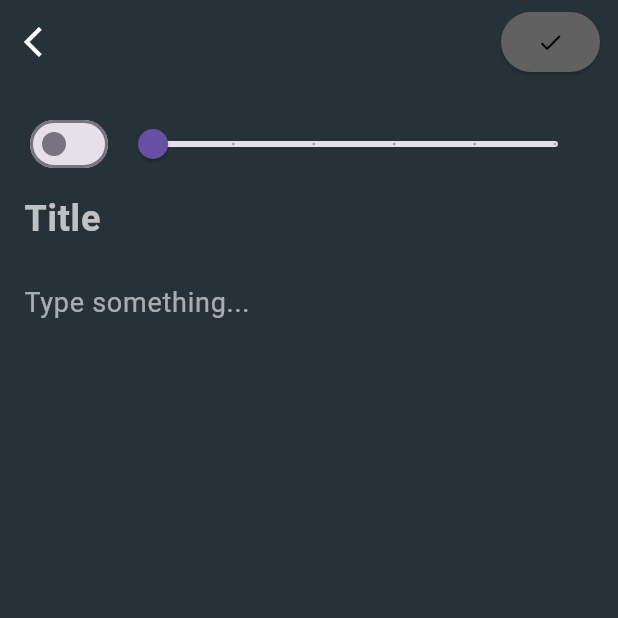
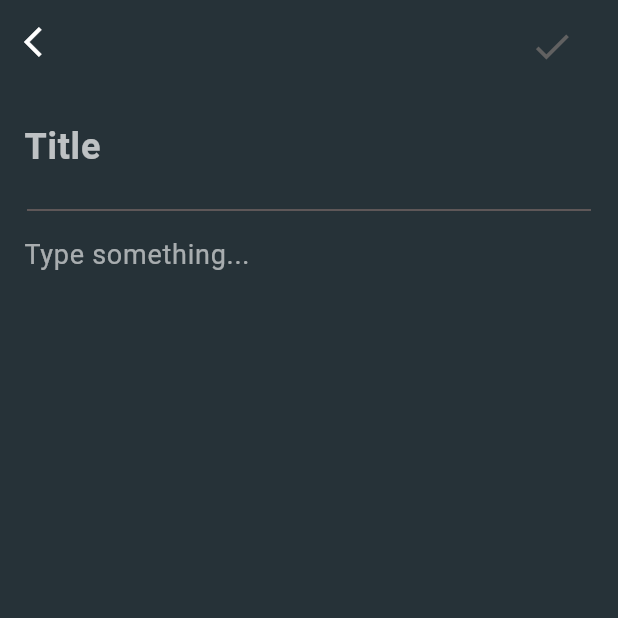
Before and after one commit to ritik6559/Notes, a Flutter app: the screen it shows after launch, after a tap on the "add" icon, on a phone screen of 412 x 824 dp, the top half of it. Run offline on Flutter 3.47's test engine with Material 3 defaults, Android fonts, the phone set to English and light mode, and no system bars; our stand-ins replace sqflite; accounts and stored records are empty.

Commit message:
minor changes

```diff
--- a/lib/db/notes_database.dart
+++ b/lib/db/notes_database.dart
@@ -33,14 +33,10 @@ class NotesDatabase {
   Future _createDB(Database db, int version) async {
     const idType = 'INTEGER PRIMARY KEY AUTOINCREMENT';
     const textType = 'TEXT NOT NULL';
-    const boolType = 'BOOLEAN NOT NULL';
-    const integerType = 'INTEGER NOT NULL';
 
     await db.execute('''
 CREATE TABLE $tableNotes (
   ${NoteFields.id} $idType,
-  ${NoteFields.isImportant} $boolType,
-  ${NoteFields.number} $integerType,
   ${NoteFields.title} $textType,
   ${NoteFields.description} $textType,
   ${NoteFields.time} $textType
--- a/lib/model/note.dart
+++ b/lib/model/note.dart
@@ -3,12 +3,10 @@ final String tableNotes = 'notes';
 class NoteFields {
   static final List<String> values = [
     /// Add all fields
-    id, isImportant, number, title, description, time
+    id, title, description, time
   ];
 
   static final String id = '_id';
-  static final String isImportant = 'isImportant';
-  static final String number = 'number';
   static final String title = 'title';
   static final String description = 'description';
   static final String time = 'time';
@@ -16,16 +14,12 @@ class NoteFields {
 
 class Note {
   final int? id;
-  final bool isImportant;
-  final int number;
   final String title;
   final String description;
   final DateTime createdTime;
 
   const Note({
     this.id,
-    required this.isImportant,
-    required this.number,
     required this.title,
     required this.description,
     required this.createdTime,
@@ -33,16 +27,12 @@ class Note {
 
   Note copy({
     int? id,
-    bool? isImportant,
-    int? number,
     String? title,
     String? description,
     DateTime? createdTime,
   }) =>
       Note(
         id: id ?? this.id,
-        isImportant: isImportant ?? this.isImportant,
-        number: number ?? this.number,
         title: title ?? this.title,
         description: description ?? this.description,
         createdTime: createdTime ?? this.createdTime,
@@ -50,8 +40,6 @@ class Note {
 
   static Note fromJson(Map<String, Object?> json) => Note(
         id: json[NoteFields.id] as int?,
-        isImportant: json[NoteFields.isImportant] == 1,
-        number: json[NoteFields.number] as int,
         title: json[NoteFields.title] as String,
         description: json[NoteFields.description] as String,
         createdTime: DateTime.parse(json[NoteFields.time] as String),
@@ -60,8 +48,6 @@ class Note {
   Map<String, Object?> toJson() => {
         NoteFields.id: id,
         NoteFields.title: title,
-        NoteFields.isImportant: isImportant ? 1 : 0,
-        NoteFields.number: number,
         NoteFields.description: description,
         NoteFields.time: createdTime.toIso8601String(),
       };
--- a/lib/page/edit_note_page.dart
+++ b/lib/page/edit_note_page.dart
@@ -7,9 +7,9 @@ class AddEditNotePage extends StatefulWidget {
   final Note? note;
 
   const AddEditNotePage({
-    Key? key,
+    super.key,
     this.note,
-  }) : super(key: key);
+  });
 
   @override
   State<AddEditNotePage> createState() => _AddEditNotePageState();
@@ -17,8 +17,6 @@ class AddEditNotePage extends StatefulWidget {
 
 class _AddEditNotePageState extends State<AddEditNotePage> {
   final _formKey = GlobalKey<FormState>();
-  late bool isImportant;
-  late int number;
   late String title;
   late String description;
 
@@ -26,8 +24,6 @@ class _AddEditNotePageState extends State<AddEditNotePage> {
   void initState() {
     super.initState();
 
-    isImportant = widget.note?.isImportant ?? false;
-    number = widget.note?.number ?? 0;
     title = widget.note?.title ?? '';
     description = widget.note?.description ?? '';
   }
@@ -47,13 +43,8 @@ class _AddEditNotePageState extends State<AddEditNotePage> {
         body: Form(
           key: _formKey,
           child: NoteFormWidget(
-            isImportant: isImportant,
-            number: number,
             title: title,
             description: description,
-            onChangedImportant: (isImportant) =>
-                setState(() => this.isImportant = isImportant),
-            onChangedNumber: (number) => setState(() => this.number = number),
             onChangedTitle: (title) => setState(() => this.title = title),
             onChangedDescription: (description) =>
                 setState(() => this.description = description),
@@ -66,15 +57,14 @@ class _AddEditNotePageState extends State<AddEditNotePage> {
 
     return Padding(
       padding: const EdgeInsets.symmetric(vertical: 8, horizontal: 12),
-      child: ElevatedButton(
-        style: ElevatedButton.styleFrom(
-          foregroundColor: Colors.black,
-          backgroundColor: isFormValid
+      child: TextButton(
+
+        onPressed: addOrUpdateNote,
+        child:Icon(Icons.check,
+        size: 30,
+        color: isFormValid
               ? Theme.of(context).colorScheme.background
-              : Colors.grey.shade700,
-        ),
-        onPressed: addOrUpdateNote,
-        child: const Icon(Icons.check),
+              : Colors.grey.shade700,),
       ),
     );
   }
@@ -97,8 +87,6 @@ class _AddEditNotePageState extends State<AddEditNotePage> {
 
   Future updateNote() async {
     final note = widget.note!.copy(
-      isImportant: isImportant,
-      number: number,
       title: title,
       description: description,
     );
@@ -109,8 +97,6 @@ class _AddEditNotePageState extends State<AddEditNotePage> {
   Future addNote() async {
     final note = Note(
       title: title,
-      isImportant: true,
-      number: number,
       description: description,
       createdTime: DateTime.now(),
     );
--- a/lib/page/notes_page.dart
+++ b/lib/page/notes_page.dart
@@ -45,13 +45,16 @@ class _NotesPageState extends State<NotesPage> {
           title: const Text(
             'Notes',
             style: TextStyle(
+                color: Colors.white, fontWeight: FontWeight.bold, fontSize: 34),
+          ),
+          actions: const [
+            Icon(
+              Icons.search,
               color: Colors.white,
-              fontWeight: FontWeight.bold,
-              fontSize: 34),
+              size: 30,
             ),
-          actions: const [Icon(Icons.search,
-          color: Colors.white,
-          size: 30,), SizedBox(width: 12)],
+            SizedBox(width: 12)
+          ],
         ),
         body: Center(
           child: isLoading
@@ -65,8 +68,10 @@ class _NotesPageState extends State<NotesPage> {
         ),
         floatingActionButton: FloatingActionButton(
           backgroundColor: Colors.black,
-          child: const Icon(Icons.add,
-          color: Colors.white,),
+          child: const Icon(
+            Icons.add,
+            color: Colors.white,
+          ),
           onPressed: () async {
             await Navigator.of(context).push(
               MaterialPageRoute(builder: (context) => const AddEditNotePage()),
@@ -99,7 +104,6 @@ class _NotesPageState extends State<NotesPage> {
               ),
             );
           },
-      ));
-
-
+        ),
+      );
 }
--- a/lib/widget/note_form_widget.dart
+++ b/lib/widget/note_form_widget.dart
@@ -1,26 +1,18 @@
 import 'package:flutter/material.dart';
 
 class NoteFormWidget extends StatelessWidget {
-  final bool? isImportant;
-  final int? number;
   final String? title;
   final String? description;
-  final ValueChanged<bool> onChangedImportant;
-  final ValueChanged<int> onChangedNumber;
   final ValueChanged<String> onChangedTitle;
   final ValueChanged<String> onChangedDescription;
 
   const NoteFormWidget({
-    Key? key,
-    this.isImportant = false,
-    this.number = 0,
+    super.key,
     this.title = '',
     this.description = '',
-    required this.onChangedImportant,
-    required this.onChangedNumber,
     required this.onChangedTitle,
     required this.onChangedDescription,
-  }) : super(key: key);
+  });
 
   @override
   Widget build(BuildContext context) => SingleChildScrollView(
@@ -29,25 +21,15 @@ class NoteFormWidget extends StatelessWidget {
           child: Column(
             mainAxisSize: MainAxisSize.min,
             children: [
-              Row(
-                children: [
-                  Switch(
-                    value: isImportant ?? false,
-                    onChanged: onChangedImportant,
-                  ),
-                  Expanded(
-                    child: Slider(
-                      value: (number ?? 0).toDouble(),
-                      min: 0,
-                      max: 5,
-                      divisions: 5,
-                      onChanged: (number) => onChangedNumber(number.toInt()),
-                    ),
-                  )
-                ],
-              ),
               buildTitle(),
               const SizedBox(height: 8),
+              const Padding(
+                padding: EdgeInsets.symmetric(horizontal: 2),
+                child: Divider(
+                  thickness: 1,
+                  color: Color.fromARGB(255, 113, 99, 99),
+                ),
+              ),
               buildDescription(),
               const SizedBox(height: 16),
             ],
```
Lines whose indentation alone changed are shown as unchanged.
